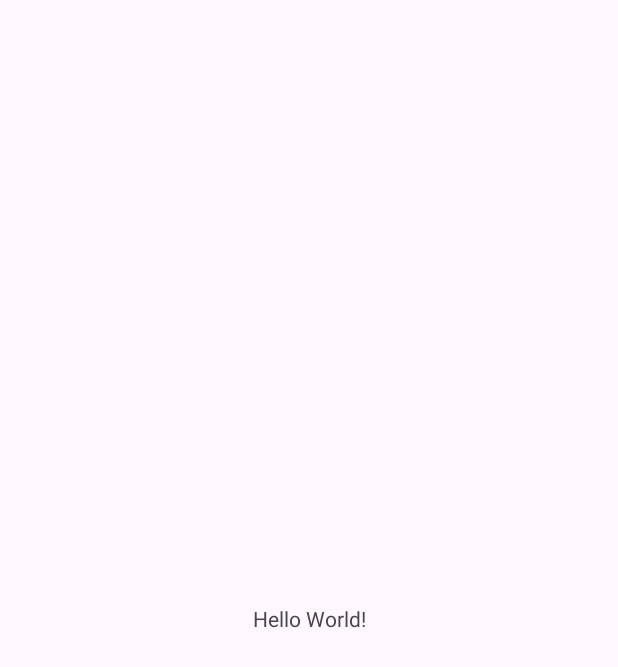
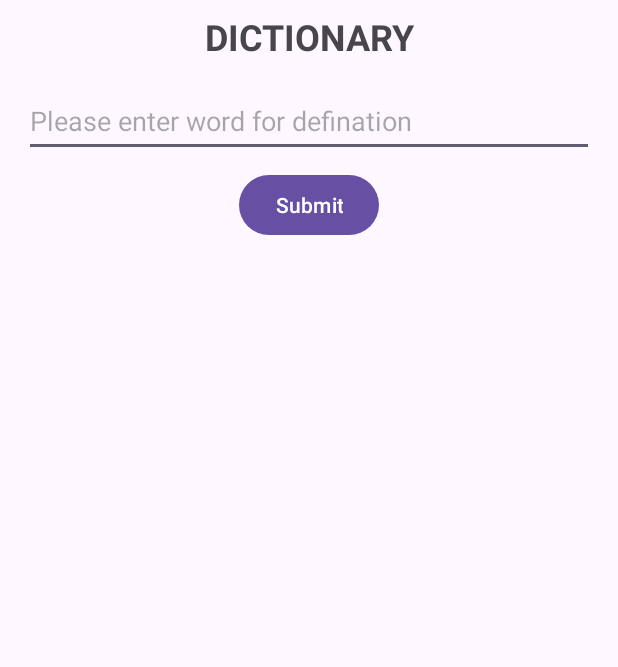
Before and after one commit to cyche12/android_group_project, an Android app: the screen it shows after launch (MainActivity), on a phone screen of 412 x 824 dp. Before the commit the part shown is almost empty. Shown: the top 667 px of the screen. Run offline under Robolectric (Android 15) with nearby library versions, the phone set to English and light mode, and no system bars; our stand-ins replace Volley.

Commit message:
Search words done

```diff
--- a/app/build.gradle.kts
+++ b/app/build.gradle.kts
@@ -33,6 +33,8 @@ dependencies {
     implementation("androidx.appcompat:appcompat:1.6.1")
     implementation("com.google.android.material:material:1.11.0")
     implementation("androidx.constraintlayout:constraintlayout:2.1.4")
+    implementation("com.android.volley:volley:1.2.1")
+    implementation ("com.google.code.gson:gson:2.8.6")
     testImplementation("junit:junit:4.13.2")
     androidTestImplementation("androidx.test.ext:junit:1.1.5")
     androidTestImplementation("androidx.test.espresso:espresso-core:3.5.1")
--- a/app/src/main/AndroidManifest.xml
+++ b/app/src/main/AndroidManifest.xml
@@ -1,7 +1,7 @@
 <?xml version="1.0" encoding="utf-8"?>
 <manifest xmlns:android="http://schemas.android.com/apk/res/android"
     xmlns:tools="http://schemas.android.com/tools">
-
+    <uses-permission android:name="android.permission.INTERNET"/>
     <application
         android:allowBackup="true"
         android:dataExtractionRules="@xml/data_extraction_rules"
--- /dev/null
+++ b/app/src/main/java/algonquin/cst2335/android_group_project/DefinitionsAdapter.java
@@ -0,0 +1,46 @@
+package algonquin.cst2335.android_group_project;
+
+import android.view.LayoutInflater;
+import android.view.View;
+import android.view.ViewGroup;
+import android.widget.TextView;
+
+import androidx.annotation.NonNull;
+import androidx.recyclerview.widget.RecyclerView;
+
+import java.util.List;
+
+public class DefinitionsAdapter extends RecyclerView.Adapter<DefinitionsAdapter.ViewHolder> {
+
+    private List<String> definitions;
+
+    public DefinitionsAdapter(List<String> definitions) {
+        this.definitions = definitions;
+    }
+
+    @NonNull
+    @Override
+    public ViewHolder onCreateViewHolder(@NonNull ViewGroup parent, int viewType) {
+        View view = LayoutInflater.from(parent.getContext()).inflate(android.R.layout.simple_list_item_1, parent, false);
+        return new ViewHolder(view);
+    }
+
+    @Override
+    public void onBindViewHolder(@NonNull ViewHolder holder, int position) {
+        holder.definitionTextView.setText(definitions.get(position));
+    }
+
+    @Override
+    public int getItemCount() {
+        return definitions.size();
+    }
+
+    public static class ViewHolder extends RecyclerView.ViewHolder {
+        TextView definitionTextView;
+
+        public ViewHolder(View view) {
+            super(view);
+            definitionTextView = view.findViewById(android.R.id.text1);
+        }
+    }
+}
--- a/app/src/main/java/algonquin/cst2335/android_group_project/MainActivity.java
+++ b/app/src/main/java/algonquin/cst2335/android_group_project/MainActivity.java
@@ -1,14 +1,61 @@
 package algonquin.cst2335.android_group_project;
 
 import androidx.appcompat.app.AppCompatActivity;
+import androidx.recyclerview.widget.RecyclerView;
+import androidx.recyclerview.widget.LinearLayoutManager;
 
 import android.os.Bundle;
+import android.view.View;
+import android.widget.Button;
+import android.widget.EditText;
+import android.widget.Toast;
+
+import java.util.List;
+import java.util.ArrayList;
 
 public class MainActivity extends AppCompatActivity {
+
+    private EditText searchEditText;
+    private Button searchButton;
+    private RecyclerView definitionsRecyclerView;
+    private DefinitionsAdapter definitionsAdapter;
 
     @Override
     protected void onCreate(Bundle savedInstanceState) {
         super.onCreate(savedInstanceState);
         setContentView(R.layout.activity_main);
+
+        searchEditText = findViewById(R.id.searchEditText);
+        searchButton = findViewById(R.id.searchButton);
+        definitionsRecyclerView = findViewById(R.id.definitionsRecyclerView);
+
+        // Initialize RecyclerView
+        definitionsRecyclerView.setLayoutManager(new LinearLayoutManager(this));
+        definitionsAdapter = new DefinitionsAdapter(new ArrayList<>());
+        definitionsRecyclerView.setAdapter(definitionsAdapter);
+
+        DictionaryApiRequest dictionaryApiRequest = new DictionaryApiRequest(this);
+
+        searchButton.setOnClickListener(new View.OnClickListener() {
+            @Override
+            public void onClick(View v) {
+                String word = searchEditText.getText().toString();
+                dictionaryApiRequest.getDefinitions(word, new DictionaryApiRequest.ResponseListener() {
+                    @Override
+                    public void onResponse(List<String> definitions) {
+                        // Update RecyclerView with definitions
+                        definitionsAdapter = new DefinitionsAdapter(definitions);
+                        definitionsRecyclerView.setAdapter(definitionsAdapter);
+                    }
+
+                    @Override
+                    public void onError(String message) {
+                        // Handle error, e.g., show a Toast
+                        Toast.makeText(MainActivity.this, "Error: " + message, Toast.LENGTH_SHORT).show();
+                    }
+                });
+            }
+        });
+
     }
 }
--- a/app/src/main/res/layout/activity_main.xml
+++ b/app/src/main/res/layout/activity_main.xml
@@ -7,12 +7,68 @@
     tools:context=".MainActivity">
 
     <TextView
+        android:id="@+id/textView"
         android:layout_width="wrap_content"
         android:layout_height="wrap_content"
-        android:text="Hello World!"
-        app:layout_constraintBottom_toBottomOf="parent"
+        android:layout_marginTop="8dp"
+        android:text="DICTIONARY"
+        android:textSize="24sp"
+        android:textStyle="bold"
+        app:layout_constraintTop_toTopOf="parent"
+        app:layout_constraintStart_toStartOf="parent"
+        app:layout_constraintEnd_toEndOf="parent" />
+
+    <EditText
+        android:id="@+id/searchEditText"
+        android:layout_width="0dp"
+        android:layout_height="48dp"
+        android:layout_marginStart="16dp"
+        android:layout_marginTop="16dp"
+        android:layout_marginEnd="16dp"
+        android:hint="@string/search_hint"
+        android:inputType="text"
+        app:layout_constraintTop_toBottomOf="@id/textView"
+        app:layout_constraintStart_toStartOf="parent"
+        app:layout_constraintEnd_toEndOf="parent" />
+
+    <Button
+        android:id="@+id/searchButton"
+        android:layout_width="wrap_content"
+        android:layout_height="wrap_content"
+        android:layout_marginTop="8dp"
+        android:text="@string/search_button_text"
+        app:layout_constraintTop_toBottomOf="@id/searchEditText"
+        app:layout_constraintStart_toStartOf="parent"
+        app:layout_constraintEnd_toEndOf="parent" />
+
+    <androidx.recyclerview.widget.RecyclerView
+        android:id="@+id/definitionsRecyclerView"
+        android:layout_width="0dp"
+        android:layout_height="0dp"
+        android:layout_marginStart="16dp"
+        android:layout_marginTop="16dp"
+        android:layout_marginEnd="16dp"
+        android:layout_marginBottom="16dp"
+        app:layout_constraintTop_toBottomOf="@id/searchButton"
+        app:layout_constraintStart_toStartOf="parent"
         app:layout_constraintEnd_toEndOf="parent"
-        app:layout_constraintStart_toStartOf="parent"
-        app:layout_constraintTop_toTopOf="parent" />
+        app:layout_constraintBottom_toBottomOf="parent" />
+
+    <!--
+        <Button
+            android:id="@+id/viewSavedSearchesButton"
+            android:layout_width="wrap_content"
+            android:layout_height="wrap_content"
+            android:text="@string/view_saved_searches_button_text" />-->
+    <!--
+        <LinearLayout
+            android:layout_width="match_parent"
+            android:layout_height="match_parent"
+            android:orientation="vertical">
+
+
+
+    </LinearLayout>-->
+
 
 </androidx.constraintlayout.widget.ConstraintLayout>
--- a/app/src/main/res/values/strings.xml
+++ b/app/src/main/res/values/strings.xml
@@ -1,3 +1,5 @@
 <resources>
     <string name="app_name">android_group_project</string>
+    <string name="search_hint">Please enter word for defination</string>
+    <string name="search_button_text">Submit</string>
 </resources>
```
Also changed, not shown: app/src/main/java/algonquin/cst2335/android_group_project/DictionaryApiRequest.java (added, +67 -0 lines), app/src/main/java/algonquin/cst2335/android_group_project/Models/APIResponse.java (added, +58 -0 lines), app/src/main/java/algonquin/cst2335/android_group_project/Models/Definition.java (added, +49 -0 lines), app/src/main/java/algonquin/cst2335/android_group_project/Models/License.java (added, +20 -0 lines), app/src/main/java/algonquin/cst2335/android_group_project/Models/Meaning.java (added, +40 -0 lines), app/src/main/java/algonquin/cst2335/android_group_project/Models/Phonetic.java (added, +39 -0 lines), app/src/main/res/layout/activity_saved_searches.xml (added, +12 -0 lines), app/src/main/res/layout/saved_search_item.xml (added, +13 -0 lines).
